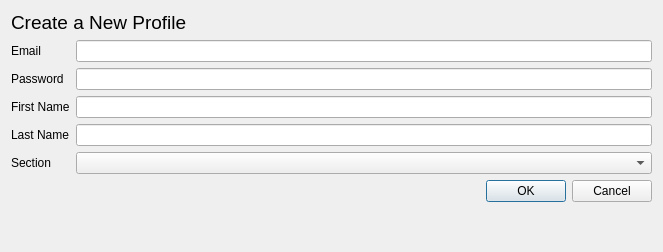
inexplicable01/saga, file Graphics/UI/newUser.ui: the form before one commit.
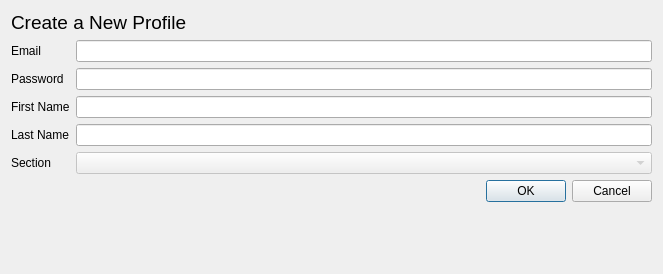
The form after the commit.

```diff
--- a/Graphics/UI/newUser.ui
+++ b/Graphics/UI/newUser.ui
@@ -7,7 +7,7 @@
     <x>0</x>
     <y>0</y>
     <width>663</width>
-    <height>252</height>
+    <height>274</height>
    </rect>
   </property>
   <property name="windowTitle">
@@ -100,7 +100,11 @@
     </widget>
    </item>
    <item row="8" column="1">
-    <widget class="QComboBox" name="sectioncombobox"/>
+    <widget class="QComboBox" name="sectioncombobox">
+     <property name="enabled">
+      <bool>false</bool>
+     </property>
+    </widget>
    </item>
    <item row="8" column="0">
     <widget class="QLabel" name="label_5">
```
